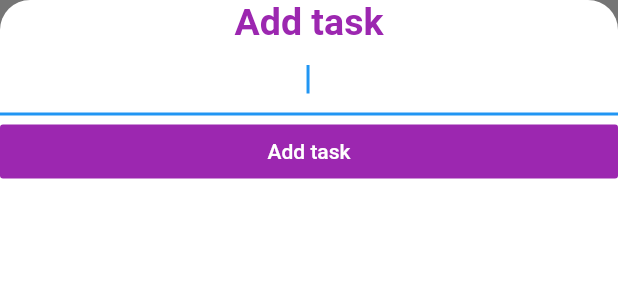
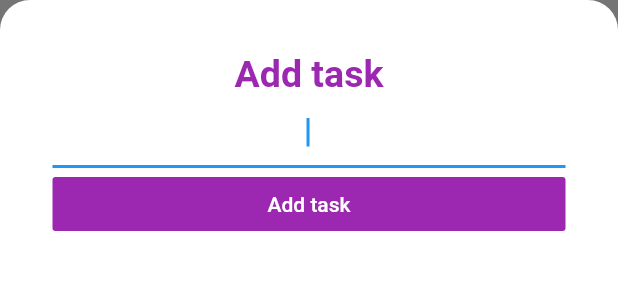
Before and after one commit to Chris-Eminence/Taskeet, a Flutter app: the AddTaskScreen widget shown alone on an empty page, opened directly, on a phone screen of 412 x 824 dp. Shown: the top 300 px of the screen. Run offline on Flutter 3.47's test engine with Material 2 defaults, Android fonts, the phone set to English and light mode, and no system bars.

Commit message:
BottomSheet implemented

```diff
--- a/lib/screens/add_task_screen.dart
+++ b/lib/screens/add_task_screen.dart
@@ -7,6 +7,7 @@ class AddTaskScreen extends StatelessWidget {
     return Container(
       color: const Color(0xFF757575),
       child: Container(
+        padding: const EdgeInsets.all(35.0),
         decoration: const BoxDecoration(
           color: Colors.white,
           borderRadius: BorderRadius.only(
@@ -45,7 +46,8 @@ class AddTaskScreen extends StatelessWidget {
               ),
             )
           ],
-          )),
+        ),
+      ),
     );
   }
 }
```
Lines whose indentation alone changed are shown as unchanged.
